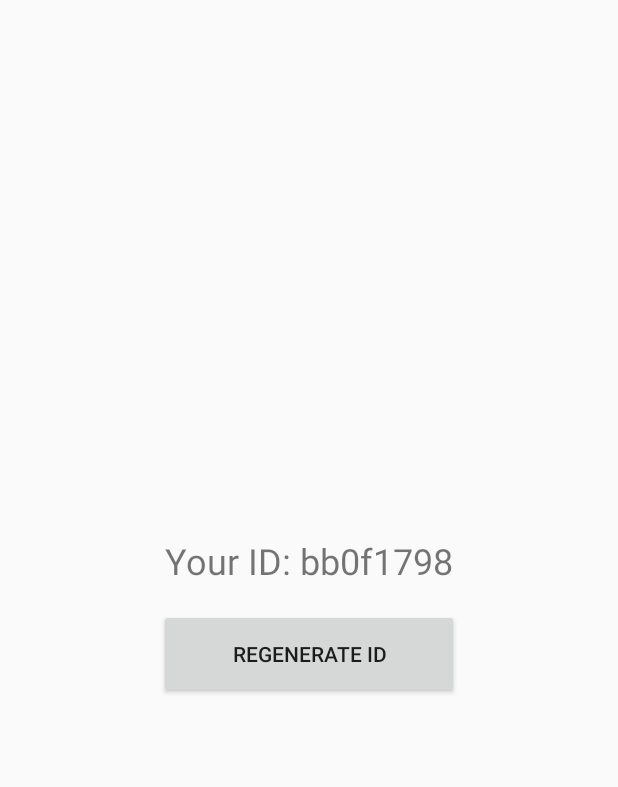
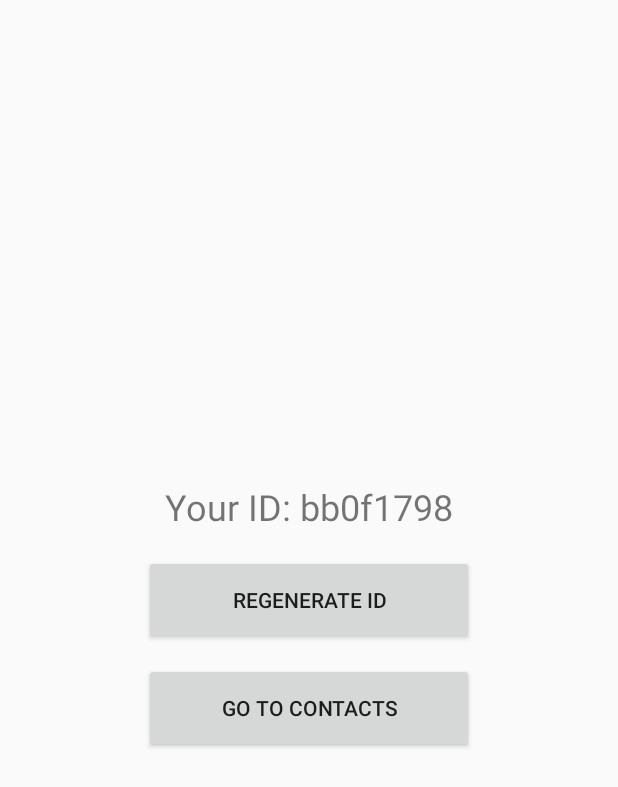
Before and after one commit to typhoonakkus/VideoCall, an Android app: the ProfileFragment screen opened directly, with no data from a screen before it, on a phone screen of 412 x 824 dp. Shown: the top 787 px of the screen. Run offline under Robolectric (Android 15) with nearby library versions, the phone set to English and light mode, and no system bars.

Commit message:
second update

```diff
--- a/app/build.gradle
+++ b/app/build.gradle
@@ -13,7 +13,6 @@ android {
         targetSdk 34
         versionCode 1
         versionName "1.0"
-
         vectorDrawables.useSupportLibrary = true
     }
 
@@ -35,6 +34,6 @@ dependencies {
     implementation 'com.google.firebase:firebase-database:20.2.0'
     implementation 'com.google.firebase:firebase-analytics-ktx:21.3.0'
 
-    // WebRTC - using Google's maven artifact
+    // WebRTC
     implementation 'org.webrtc:google-webrtc:1.0.32006'
 }
--- a/app/src/main/java/com/example/tvvideocall/ContactsFragment.kt
+++ b/app/src/main/java/com/example/tvvideocall/ContactsFragment.kt
@@ -13,7 +13,6 @@ import androidx.fragment.app.Fragment
 import java.util.*
 
 class ContactsFragment : Fragment() {
-
     override fun onCreateView(inflater: LayoutInflater, container: ViewGroup?, savedInstanceState: Bundle?): View? {
         val v = inflater.inflate(R.layout.fragment_contacts, container, false)
         val callBtn = v.findViewById<Button>(R.id.btn_call)
@@ -31,7 +30,6 @@ class ContactsFragment : Fragment() {
         callBtn.setOnClickListener {
             val remoteId = etRemote.text.toString().ifBlank { "peer-123" }
             val i = Intent(requireContext(), CallActivity::class.java)
-            i.putExtra("peerId", remoteId) // legacy key
             i.putExtra("localId", localId)
             i.putExtra("remoteId", remoteId)
             i.putExtra("isCaller", true)
--- a/app/src/main/java/com/example/tvvideocall/FirebaseSignaling.kt
+++ b/app/src/main/java/com/example/tvvideocall/FirebaseSignaling.kt
@@ -20,10 +20,7 @@ object FirebaseSignaling {
                 val type = map["type"] as? String ?: return
                 val from = map["from"] as? String ?: return
                 val to = map["to"] as? String ?: return
-
-                // deliver only messages addressed to us
                 if (to != localId && to != "broadcast") return
-
                 when(type) {
                     "offer" -> callback.onOffer(from, map["sdp"] as String)
                     "answer" -> callback.onAnswer(from, map["sdp"] as String)
@@ -59,7 +56,6 @@ object FirebaseSignaling {
         db = null
     }
 
-    // helper to clear signaling messages between two peers (dev use)
     fun clearBetween(a: String, b: String) {
         db?.orderByChild("from")?.equalTo(a)?.addListenerForSingleValueEvent(object: ValueEventListener {
             override fun onDataChange(snapshot: DataSnapshot) {
--- a/app/src/main/java/com/example/tvvideocall/MainActivity.kt
+++ b/app/src/main/java/com/example/tvvideocall/MainActivity.kt
@@ -2,15 +2,12 @@ package com.example.tvvideocall
 
 import android.os.Bundle
 import androidx.fragment.app.FragmentActivity
-import com.example.tvvideocall.ProfileFragment
-import com.example.tvvideocall.ContactsFragment
 
 class MainActivity : FragmentActivity() {
     override fun onCreate(savedInstanceState: Bundle?) {
         super.onCreate(savedInstanceState)
         setContentView(R.layout.activity_main)
 
-        // Simple fragment swap using buttons (D-pad friendly)
         if (savedInstanceState == null) {
             supportFragmentManager.beginTransaction()
                 .replace(R.id.container, ProfileFragment())
--- a/app/src/main/java/com/example/tvvideocall/ProfileFragment.kt
+++ b/app/src/main/java/com/example/tvvideocall/ProfileFragment.kt
@@ -15,6 +15,7 @@ class ProfileFragment : Fragment() {
         val v = inflater.inflate(R.layout.fragment_profile, container, false)
         val tvName = v.findViewById<TextView>(R.id.tv_name)
         val btnReg = v.findViewById<Button?>(R.id.btn_regen)
+        val btnGo = v.findViewById<Button?>(R.id.btn_go_contacts)
         val prefs = requireContext().getSharedPreferences("tvcall", Context.MODE_PRIVATE)
         var localId = prefs.getString("local_id", null)
         if (localId == null) {
@@ -27,6 +28,12 @@ class ProfileFragment : Fragment() {
             prefs.edit().putString("local_id", newId).apply()
             tvName.text = "Your ID: $newId"
         }
+        btnGo?.setOnClickListener {
+            parentFragmentManager.beginTransaction()
+                .replace(R.id.container, ContactsFragment())
+                .addToBackStack(null)
+                .commit()
+        }
         return v
     }
 }
--- a/app/src/main/res/layout/activity_call.xml
+++ b/app/src/main/res/layout/activity_call.xml
@@ -12,8 +12,7 @@
         android:id="@+id/local_video_view"
         android:layout_width="320dp"
         android:layout_height="180dp"
-        android:layout_gravity="top|end"
-        />
+        android:layout_gravity="top|end"/>
 
     <Button
         android:id="@+id/btn_accept"
--- a/app/src/main/res/layout/fragment_contacts.xml
+++ b/app/src/main/res/layout/fragment_contacts.xml
@@ -26,12 +26,14 @@
         android:id="@+id/et_remote_id"
         android:layout_width="300dp"
         android:layout_height="wrap_content"
-        android:hint="Enter peer ID to call" />
+        android:hint="Enter peer ID to call"
+        android:padding="12dp"/>
 
     <Button
         android:id="@+id/btn_call"
         android:layout_width="300dp"
         android:layout_height="80dp"
-        android:text="Call" />
+        android:text="Call"
+        android:layout_marginTop="16dp"/>
 
 </LinearLayout>
--- a/app/src/main/res/layout/fragment_profile.xml
+++ b/app/src/main/res/layout/fragment_profile.xml
@@ -6,7 +6,25 @@
     android:gravity="center"
     android:padding="24dp">
 
-    <TextView android:id="@+id/tv_name" android:layout_width="wrap_content" android:layout_height="wrap_content" android:text="Your name" android:textSize="24sp" />
-    <Button android:id="@+id/btn_regen" android:layout_width="200dp" android:layout_height="60dp" android:text="Regenerate ID" android:layout_marginTop="16dp"/>
+    <TextView
+        android:id="@+id/tv_name"
+        android:layout_width="wrap_content"
+        android:layout_height="wrap_content"
+        android:text="Your ID"
+        android:textSize="24sp" />
+
+    <Button
+        android:id="@+id/btn_regen"
+        android:layout_width="220dp"
+        android:layout_height="60dp"
+        android:text="Regenerate ID"
+        android:layout_marginTop="16dp"/>
+
+    <Button
+        android:id="@+id/btn_go_contacts"
+        android:layout_width="220dp"
+        android:layout_height="60dp"
+        android:text="Go to Contacts"
+        android:layout_marginTop="12dp"/>
 
 </LinearLayout>
--- a/gradle.properties
+++ b/gradle.properties
@@ -1,3 +1,3 @@
-org.gradle.jvmargs=-Xmx1536m
+org.gradle.jvmargs=-Xmx2048m
 android.useAndroidX=true
 android.enableJetifier=true
```
Also changed, not shown: app/src/main/java/com/example/tvvideocall/CallActivity.kt (+12 -31 lines), app/src/main/java/com/example/tvvideocall/WebRtcClient.kt (+21 -44 lines), 2 other files.
